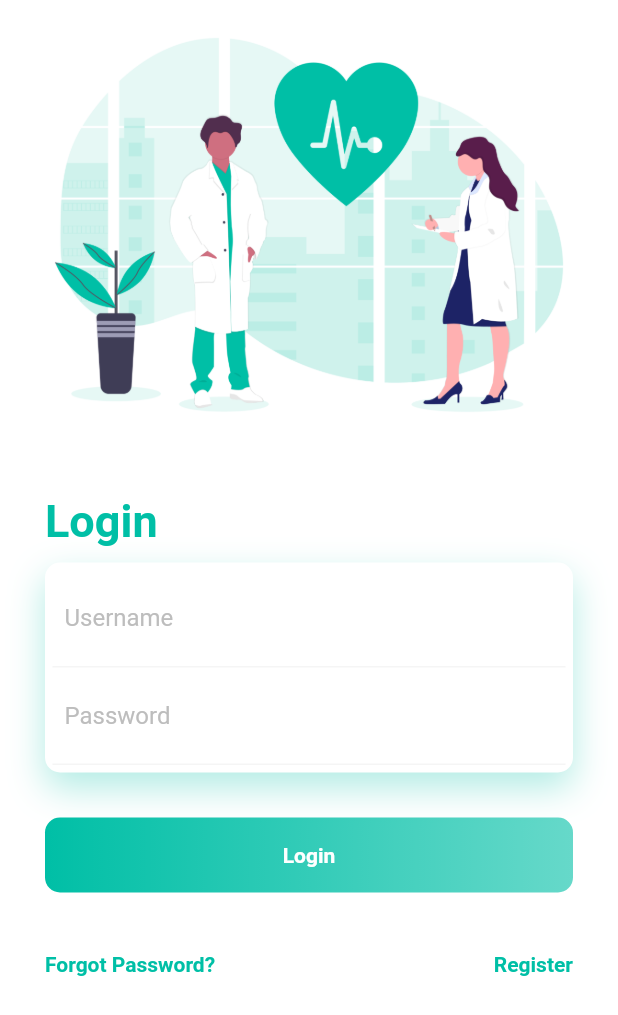
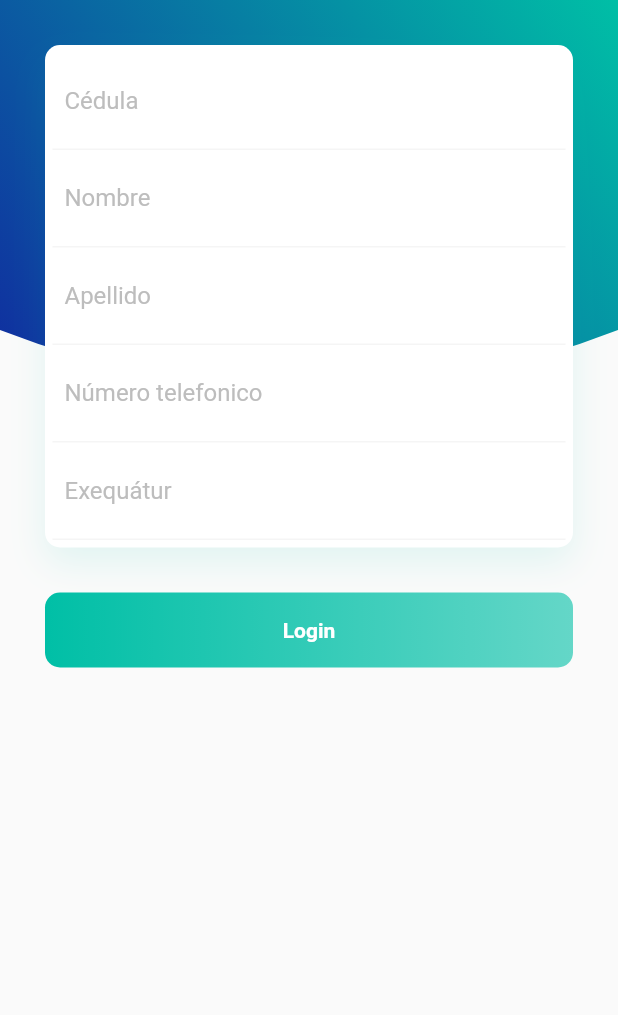
Before and after one commit to manueloleaga/asclepio_doctor, a Flutter app: the screen it shows after launch, on a phone screen of 412 x 824 dp. Shown: the top 1015 px of the screen. Run offline on Flutter 3.47's test engine with Material 2 defaults, Android fonts, the phone set to English and light mode, and no system bars.

Commit message:
-Creacion pagina Register 50%

```diff
--- a/lib/main.dart
+++ b/lib/main.dart
@@ -1,4 +1,4 @@
-import 'package:asclepio_flutter/pages/login.dart';
+import 'package:asclepio_flutter/pages/register.dart';
 import 'package:flutter/material.dart';
 
 void main() => runApp(MyApp());
@@ -12,8 +12,7 @@ class MyApp extends StatelessWidget {
       theme: ThemeData(
         primarySwatch: Colors.blue,
       ),
-      home: Login(),
-      //Login
+      home: Register(),
     );
   }
 }
--- /dev/null
+++ b/lib/pages/register.dart
@@ -0,0 +1,172 @@
+import 'package:asclepio_flutter/utilities/constant.dart';
+import 'package:flutter/material.dart';
+import 'package:flutter/rendering.dart';
+
+class Register extends StatefulWidget {
+  @override
+  _RegisterState createState() => _RegisterState();
+}
+
+class _RegisterState extends State<Register> {
+  @override
+  Widget build(BuildContext context) {
+    return Scaffold(
+      body: SingleChildScrollView(
+        child: Stack(
+          children: <Widget>[
+            Container(
+              child: ClipPath(
+                clipper: MyClipper(),
+                child: Container(
+                  height: 300,
+                  width: double.infinity,
+                  decoration: BoxDecoration(
+                      gradient: LinearGradient(
+                    begin: Alignment.topRight,
+                    end: Alignment.bottomLeft,
+                    colors: [
+                      kMainGreenColor,
+                      Color(0xFF11249F),
+                    ],
+                  )),
+                ),
+              ),
+            ),
+            Container(
+              child: Padding(
+                padding: EdgeInsets.all(30.0),
+                child: Column(
+                  children: <Widget>[
+                    Container(
+                      padding: EdgeInsets.all(5),
+                      decoration: BoxDecoration(
+                          color: kWhiteColor,
+                          borderRadius: BorderRadius.circular(10),
+                          boxShadow: [
+                            BoxShadow(
+                                color: kMainGreenColor.withOpacity(.1),
+                                blurRadius: 20.0,
+                                offset: Offset(0, 10))
+                          ]),
+                      child: Column(
+                        children: <Widget>[
+                          Container(
+                            padding: EdgeInsets.all(8.0),
+                            decoration: BoxDecoration(
+                                border: Border(
+                                    bottom:
+                                        BorderSide(color: Colors.grey[100]))),
+                            child: TextField(
+                              decoration: InputDecoration(
+                                border: InputBorder.none,
+                                hintText: "Cédula",
+                                hintStyle: TextStyle(color: Colors.grey[400]),
+                              ),
+                            ),
+                          ),
+                          Container(
+                            padding: EdgeInsets.all(8.0),
+                            decoration: BoxDecoration(
+                                border: Border(
+                                    bottom:
+                                        BorderSide(color: Colors.grey[100]))),
+                            child: TextField(
+                              decoration: InputDecoration(
+                                border: InputBorder.none,
+                                hintText: "Nombre",
+                                hintStyle: TextStyle(color: Colors.grey[400]),
+                              ),
+                            ),
+                          ),
+                          Container(
+                            padding: EdgeInsets.all(8.0),
+                            decoration: BoxDecoration(
+                                border: Border(
+                                    bottom:
+                                        BorderSide(color: Colors.grey[100]))),
+                            child: TextField(
+                              decoration: InputDecoration(
+                                border: InputBorder.none,
+                                hintText: "Apellido",
+                                hintStyle: TextStyle(color: Colors.grey[400]),
+                              ),
+                            ),
+                          ),
+                          Container(
+                            padding: EdgeInsets.all(8.0),
+                            decoration: BoxDecoration(
+                                border: Border(
+                                    bottom:
+                                        BorderSide(color: Colors.grey[100]))),
+                            child: TextField(
+                              decoration: InputDecoration(
+                                border: InputBorder.none,
+                                hintText: "Número telefonico",
+                                hintStyle: TextStyle(color: Colors.grey[400]),
+                              ),
+                            ),
+                          ),
+                          Container(
+                            padding: EdgeInsets.all(8.0),
+                            decoration: BoxDecoration(
+                                border: Border(
+                                    bottom:
+                                        BorderSide(color: Colors.grey[100]))),
+                            child: TextField(
+                              decoration: InputDecoration(
+                                border: InputBorder.none,
+                                hintText: "Exequátur",
+                                hintStyle: TextStyle(color: Colors.grey[400]),
+                              ),
+                            ),
+                          ),
+                        ],
+                      ),
+                    ),
+                    SizedBox(
+                      height: 30,
+                    ),
+                    Container(
+                      height: 50,
+                      decoration: BoxDecoration(
+                          borderRadius: BorderRadius.circular(10),
+                          gradient: LinearGradient(colors: [
+                            kMainGreenColor.withOpacity(1),
+                            kMainGreenColor.withOpacity(.6)
+                          ])),
+                      child: Center(
+                        child: Text(
+                          "Login",
+                          style: TextStyle(
+                              color: kWhiteColor, fontWeight: FontWeight.bold),
+                        ),
+                      ),
+                    ),
+                  ],
+                ),
+              ),
+            )
+          ],
+        ),
+      ),
+    );
+  }
+}
+
+class MyClipper extends CustomClipper<Path> {
+  @override
+  Path getClip(Size size) {
+    var path = Path();
+    path.lineTo(0, size.height - 80);
+    path.quadraticBezierTo(
+        size.width / 2, size.height, size.width, size.height - 80);
+    path.lineTo(size.width, 0);
+    path.close();
+    return path;
+  }
+
+  @override
+  bool shouldReclip(CustomClipper<Path> oldClipper) {
+    return false;
+  }
+}
```
